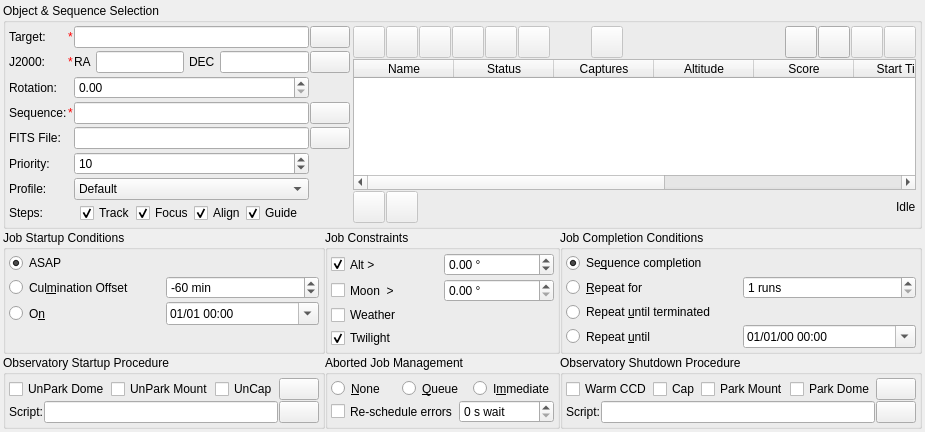
Qt form kstars-astropi/kstars/ekos/scheduler/scheduler.ui (Andre87osx/AstroPi-system) before a commit.
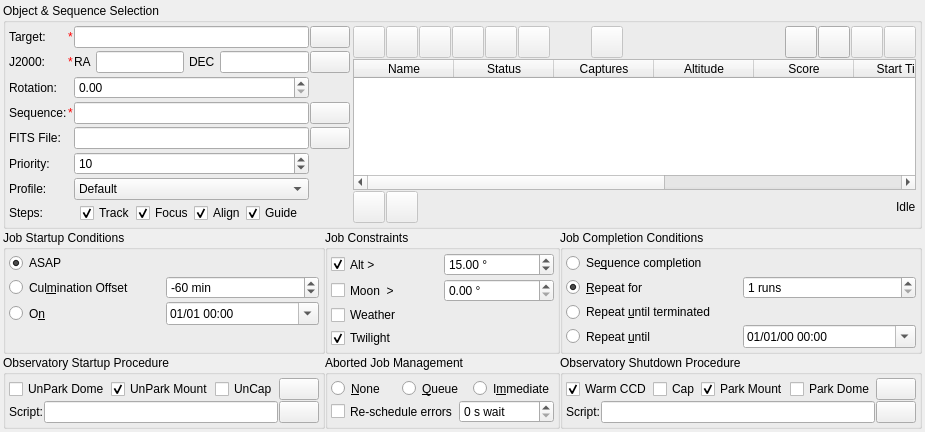
The same form after that commit. Icons and pictures are not drawn. Custom widgets are drawn as their Qt base class.

Diff of the .ui file:
```diff
--- a/kstars-astropi/kstars/ekos/scheduler/scheduler.ui
+++ b/kstars-astropi/kstars/ekos/scheduler/scheduler.ui
@@ -1281,6 +1281,9 @@
             <property name="text">
              <string>&amp;Repeat for</string>
             </property>
+            <property name="checked">
+             <bool>true</bool>
+            </property>
             <attribute name="buttonGroup">
              <string notr="true">completionButtonGroup</string>
             </attribute>
@@ -1319,9 +1322,6 @@
             <property name="text">
              <string>Se&amp;quence completion</string>
             </property>
-            <property name="checked">
-             <bool>true</bool>
-            </property>
             <attribute name="buttonGroup">
              <string notr="true">completionButtonGroup</string>
             </attribute>
@@ -1633,6 +1633,9 @@
             <property name="maximum">
              <double>89.900000000000006</double>
             </property>
+            <property name="value">
+             <double>15.000000000000000</double>
+            </property>
            </widget>
           </item>
           <item row="2" column="0">
@@ -1778,6 +1781,9 @@
             <attribute name="buttonGroup">
              <string notr="true">shutdownProcedureGroup</string>
             </attribute>
+            <property name="checked">
+             <bool>true</bool>
+            </property>
            </widget>
           </item>
           <item>
@@ -1819,6 +1825,9 @@
             <attribute name="buttonGroup">
              <string notr="true">shutdownProcedureGroup</string>
             </attribute>
+            <property name="checked">
+             <bool>true</bool>
+            </property>
            </widget>
           </item>
           <item>
@@ -2124,6 +2133,9 @@
             <attribute name="buttonGroup">
              <string notr="true">startupProcedureButtonGroup</string>
             </attribute>
+            <property name="checked">
+             <bool>true</bool>
+            </property>
            </widget>
           </item>
           <item>
```
